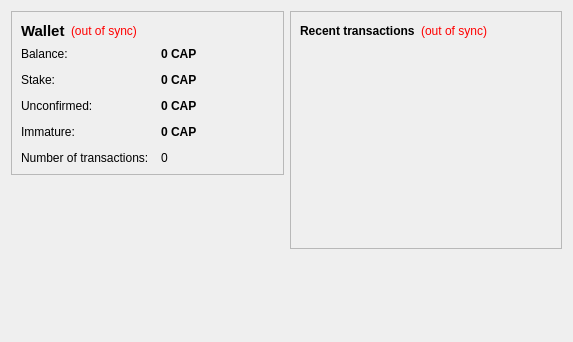
Old version of the form src/qt/forms/overviewpage.ui in the repository Crypto-Expert/HoboNickels.
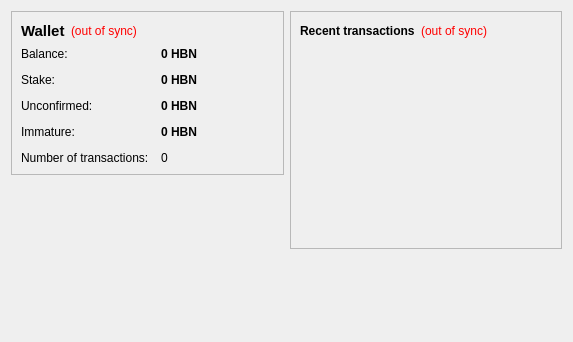
New version of the form.

Diff of the .ui file:
```diff
--- a/src/qt/forms/overviewpage.ui
+++ b/src/qt/forms/overviewpage.ui
@@ -105,7 +105,7 @@
              <string>Your current balance</string>
             </property>
             <property name="text">
-             <string notr="true">0 CAP</string>
+             <string notr="true">0 HBN</string>
             </property>
             <property name="textInteractionFlags">
              <set>Qt::LinksAccessibleByMouse|Qt::TextSelectableByKeyboard|Qt::TextSelectableByMouse</set>
@@ -134,7 +134,7 @@
              <string>Total of coins that was staked, and do not yet count toward the current balance</string>
             </property>
             <property name="text">
-             <string notr="true">0 CAP</string>
+             <string notr="true">0 HBN</string>
             </property>
             <property name="textInteractionFlags">
              <set>Qt::LinksAccessibleByMouse|Qt::TextSelectableByKeyboard|Qt::TextSelectableByMouse</set>
@@ -163,7 +163,7 @@
              <string>Total of transactions that have yet to be confirmed, and do not yet count toward the current balance</string>
             </property>
             <property name="text">
-             <string notr="true">0 CAP</string>
+             <string notr="true">0 HBN</string>
             </property>
             <property name="textInteractionFlags">
              <set>Qt::LinksAccessibleByMouse|Qt::TextSelectableByKeyboard|Qt::TextSelectableByMouse</set>
@@ -189,7 +189,7 @@
              <string>Mined balance that has not yet matured</string>
             </property>
             <property name="text">
-             <string notr="true">0 CAP</string>
+             <string notr="true">0 HBN</string>
             </property>
             <property name="textInteractionFlags">
              <set>Qt::LinksAccessibleByMouse|Qt::TextSelectableByKeyboard|Qt::TextSelectableByMouse</set>
```
Left out of the diff: 4 changed lines with no effect on the pictures.
